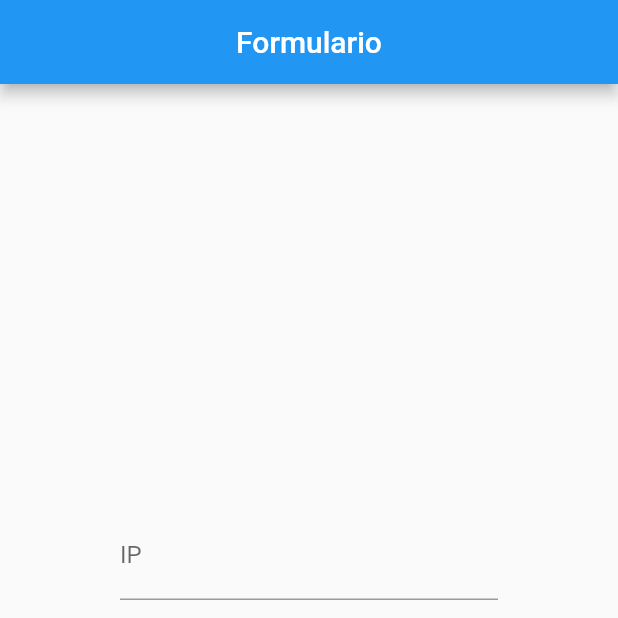
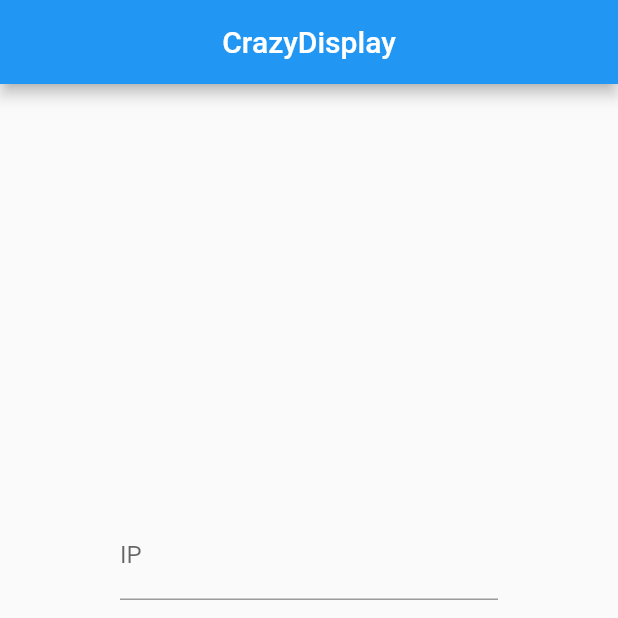
Before and after one commit to CrazyDisplay-dsanchez-gbiagi/crazydisplay_flutterapp, a Flutter app: the screen it shows after launch, on a phone screen of 412 x 824 dp, the top half of it. Run offline on Flutter 3.47's test engine with Material 2 defaults, Android fonts, the phone set to English and light mode, and no system bars.

Commit message:
Commit final week1

```diff
--- a/lib/main.dart
+++ b/lib/main.dart
@@ -10,6 +10,7 @@
   @override
   Widget build(BuildContext context) {
     return MaterialApp(
+      title: "CrazyDisplay",
       home: FormularioScreen(),
     );
   }
@@ -62,7 +63,7 @@
       appBar: AppBar(
         title: Center(
           // Centrar el titulo
-          child: Text('Formulario'),
+          child: Text('CrazyDisplay'),
         ),
       ),
       body: Padding(
```
Also changed, not shown: 2 other files.
